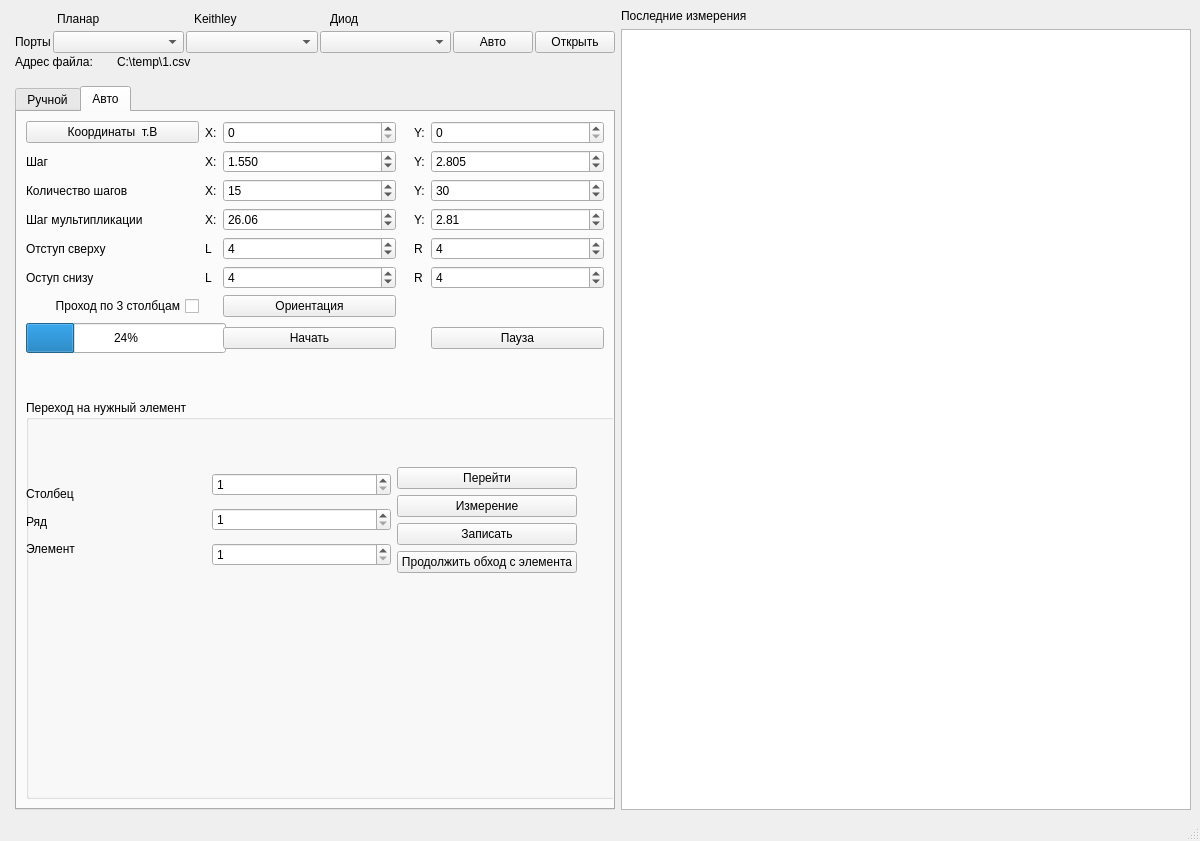
Qt form mainwindow.ui (NatiBampo/ZondCOM) before a commit.
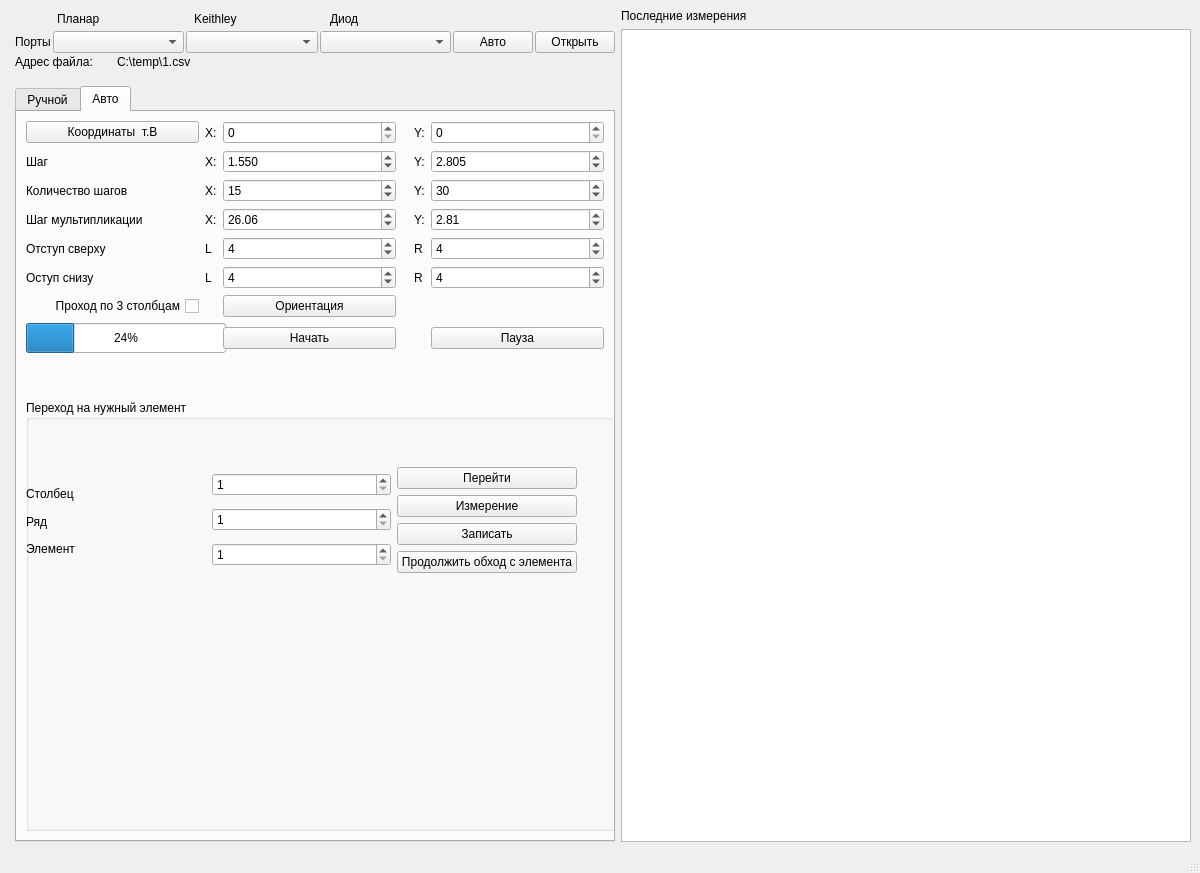
The same form after that commit. The open tabs and pages were chosen to show the change.

```diff
--- a/mainwindow.ui
+++ b/mainwindow.ui
@@ -7,7 +7,7 @@
     <x>0</x>
     <y>0</y>
     <width>1200</width>
-    <height>841</height>
+    <height>873</height>
    </rect>
   </property>
   <property name="sizePolicy">
```
Left out of the diff: 2 changed lines with no effect on the pictures.
